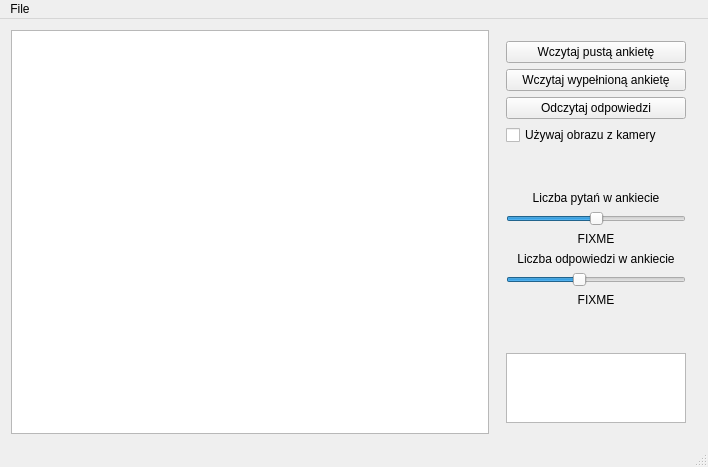
Before: the Qt Designer form src/mainwindow.ui in mikusp/taxman, drawn with Qt 5.
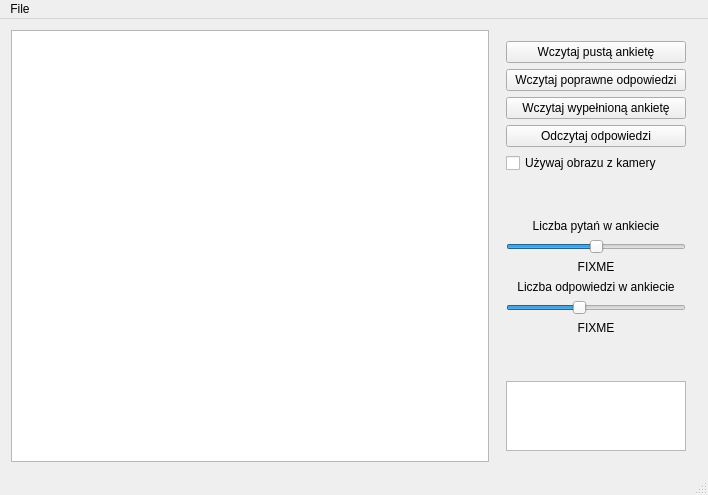
After: the same form once the commit is applied. Custom widgets are drawn as their Qt base class.

Diff of the .ui file:
```diff
--- a/src/mainwindow.ui
+++ b/src/mainwindow.ui
@@ -54,6 +54,13 @@
            </property>
           </widget>
          </item>
+         <item>
+          <widget class="QPushButton" name="correctAnswersButton">
+           <property name="text">
+            <string>Wczytaj poprawne odpowiedzi</string>
+           </property>
+          </widget>
+         </item>
          <item>
           <widget class="QPushButton" name="openAnsweredSurveyButton">
            <property name="text">
```
